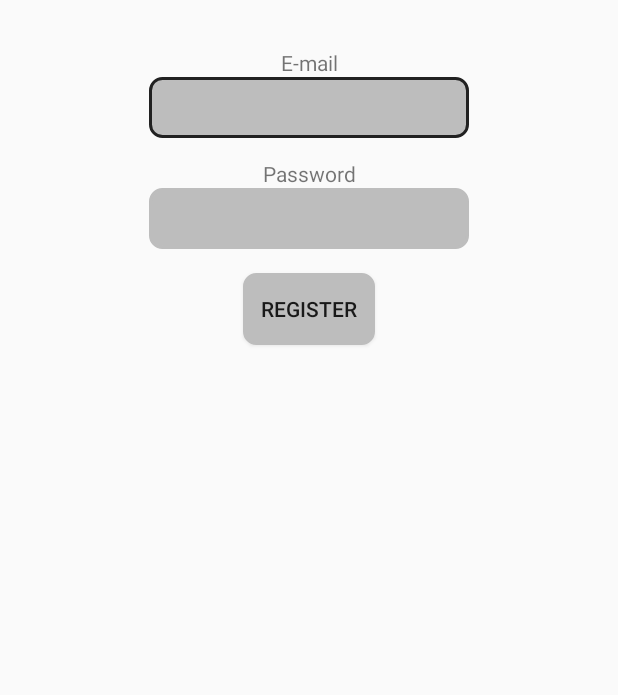
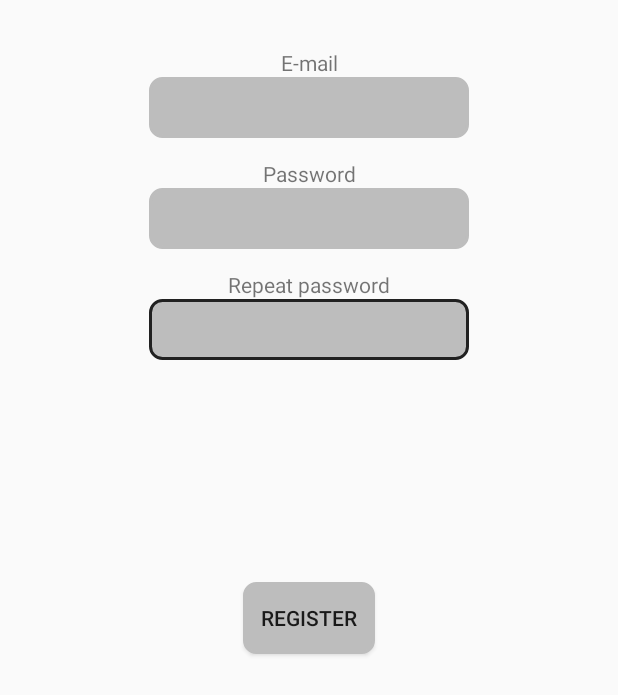
Before and after one commit to pchmielowski/BeerNotepad, an Android app: the RegisterActivity screen opened directly, with no data from a screen before it, on a phone screen of 412 x 824 dp. Shown: the top 695 px of the screen. Run offline under Robolectric (Android 15) with nearby library versions, the phone set to English and light mode, and no system bars; our stand-ins replace ButterKnife; libraries missing offline, so code that uses them is left out: com.jakewharton.rxbinding; 1 statement that could not run was skipped.

Commit message:
User must type two passwords during registration

```diff
--- a/app/src/main/java/net/chmielowski/beer/ui/regiser/RegisterActivity.java
+++ b/app/src/main/java/net/chmielowski/beer/ui/regiser/RegisterActivity.java
@@ -43,6 +43,8 @@ public final class RegisterActivity extends Activity {
         EditText mEmail;
         @BindView(R.id.register_et_password)
         EditText mPassword;
+        @BindView(R.id.register_et_password_rep)
+        EditText mPasswordRep;
 
         BasicRegisterView(
                 final RegisterActivity activity) {
@@ -66,6 +68,11 @@ public final class RegisterActivity extends Activity {
         }
 
         @Override
+        public String passwordRepeated() {
+            return String.valueOf(mPasswordRep.getText());
+        }
+
+        @Override
         public void showError(final String message) {
             Toast.makeText(
                     mActivity.getApplicationContext(), message,
--- a/app/src/main/res/layout/activity_register.xml
+++ b/app/src/main/res/layout/activity_register.xml
@@ -5,16 +5,45 @@
                                              android:layout_height="match_parent">
 
     <TextView
+        android:id="@+id/textView6"
+        android:layout_width="wrap_content"
+        android:layout_height="wrap_content"
+        android:text="Repeat password"
+        tools:layout_constraintRight_creator="1"
+        tools:layout_constraintBottom_creator="1"
+        app:layout_constraintBottom_toTopOf="@+id/register_et_password_rep"
+        app:layout_constraintRight_toRightOf="@+id/register_et_password_rep"
+        tools:layout_constraintLeft_creator="1"
+        app:layout_constraintLeft_toLeftOf="@+id/register_et_password_rep"/>
+
+    <EditText
+        android:id="@+id/register_et_password_rep"
+        android:layout_width="wrap_content"
+        android:layout_height="wrap_content"
+        android:background="@drawable/rounded_rect"
+        android:ems="10"
+        android:inputType="textPassword"
+        android:padding="8dp"
+        tools:layout_constraintTop_creator="1"
+        tools:layout_constraintRight_creator="1"
+        app:layout_constraintRight_toRightOf="@+id/register_et_password"
+        android:layout_marginTop="33dp"
+        app:layout_constraintTop_toBottomOf="@+id/register_et_password"
+        tools:layout_constraintLeft_creator="1"
+        app:layout_constraintLeft_toLeftOf="@+id/register_et_password"/>
+
+    <TextView
         android:id="@+id/register_tv_email"
         android:layout_width="wrap_content"
         android:layout_height="wrap_content"
+        android:text="@string/e_mail"
+        tools:layout_constraintTop_creator="1"
+        tools:layout_constraintRight_creator="1"
+        app:layout_constraintRight_toRightOf="parent"
         android:layout_marginTop="32dp"
-        android:text="@string/e_mail"
+        tools:layout_constraintLeft_creator="1"
         app:layout_constraintLeft_toLeftOf="parent"
-        app:layout_constraintRight_toRightOf="parent"
-        app:layout_constraintTop_toTopOf="parent"
-        tools:layout_constraintLeft_creator="1"
-        tools:layout_constraintRight_creator="1"/>
+        app:layout_constraintTop_toTopOf="parent"/>
 
     <EditText
         android:id="@+id/register_et_email"
@@ -24,52 +53,55 @@
         android:ems="10"
         android:inputType="textEmailAddress"
         android:padding="8dp"
-        app:layout_constraintLeft_toLeftOf="parent"
+        tools:layout_constraintTop_creator="1"
+        tools:layout_constraintRight_creator="1"
         app:layout_constraintRight_toRightOf="parent"
         app:layout_constraintTop_toBottomOf="@+id/register_tv_email"
         tools:layout_constraintLeft_creator="1"
-        tools:layout_constraintRight_creator="1"
-        tools:layout_constraintTop_creator="1"/>
+        app:layout_constraintLeft_toLeftOf="parent"/>
 
     <TextView
         android:id="@+id/register_tv_password"
         android:layout_width="wrap_content"
         android:layout_height="wrap_content"
         android:text="@string/password"
+        tools:layout_constraintRight_creator="1"
+        tools:layout_constraintBottom_creator="1"
         app:layout_constraintBottom_toTopOf="@+id/register_et_password"
-        app:layout_constraintLeft_toLeftOf="parent"
-        app:layout_constraintRight_toRightOf="parent"
-        tools:layout_constraintBottom_creator="1"
+        app:layout_constraintRight_toRightOf="@+id/register_et_password"
         tools:layout_constraintLeft_creator="1"
-        tools:layout_constraintRight_creator="1"/>
+        app:layout_constraintLeft_toLeftOf="@+id/register_et_password"/>
 
     <EditText
         android:id="@+id/register_et_password"
         android:layout_width="wrap_content"
         android:layout_height="wrap_content"
-        android:layout_marginTop="33dp"
         android:background="@drawable/rounded_rect"
         android:ems="10"
         android:inputType="textPassword"
         android:padding="8dp"
-        app:layout_constraintLeft_toLeftOf="@+id/register_et_email"
+        tools:layout_constraintTop_creator="1"
+        tools:layout_constraintRight_creator="1"
+        app:layout_constraintRight_toRightOf="@+id/register_et_email"
+        android:layout_marginTop="33dp"
         app:layout_constraintTop_toBottomOf="@+id/register_et_email"
         tools:layout_constraintLeft_creator="1"
-        tools:layout_constraintTop_creator="1"/>
+        app:layout_constraintLeft_toLeftOf="@+id/register_et_email"/>
 
     <Button
         android:id="@+id/register_bt_register"
         android:layout_width="wrap_content"
         android:layout_height="wrap_content"
-        android:layout_marginTop="16dp"
         android:background="@drawable/rounded_rect"
         android:text="@string/register"
+        tools:layout_constraintTop_creator="1"
+        tools:layout_constraintRight_creator="1"
+        tools:layout_constraintBottom_creator="1"
+        app:layout_constraintBottom_toBottomOf="parent"
+        app:layout_constraintRight_toRightOf="parent"
+        tools:layout_constraintLeft_creator="1"
         app:layout_constraintLeft_toLeftOf="parent"
-        app:layout_constraintRight_toRightOf="parent"
-        app:layout_constraintTop_toBottomOf="@+id/register_et_password"
-        tools:layout_constraintLeft_creator="1"
-        tools:layout_constraintRight_creator="1"
-        tools:layout_constraintTop_creator="1"/>
+        app:layout_constraintTop_toTopOf="parent"/>
 
     <ProgressBar
         android:id="@+id/register_pb_wait"
@@ -79,9 +111,11 @@
         android:indeterminate="true"
         android:visibility="gone"
         app:layout_constraintRight_toLeftOf="parent"
-        app:layout_constraintLeft_toRightOf="parent"
-        app:layout_constraintTop_toBottomOf="parent"
+        tools:layout_constraintTop_creator="1"
+        tools:layout_constraintRight_creator="1"
+        tools:layout_constraintBottom_creator="1"
         app:layout_constraintBottom_toTopOf="parent"
         tools:layout_constraintLeft_creator="1"
-        tools:layout_constraintTop_creator="1"/>
+        app:layout_constraintLeft_toLeftOf="parent"
+        app:layout_constraintTop_toTopOf="parent"/>
 </android.support.constraint.ConstraintLayout>
--- a/lib/src/main/java/net/chmielowski/beer/ui/regiser/RegisterPresenter.java
+++ b/lib/src/main/java/net/chmielowski/beer/ui/regiser/RegisterPresenter.java
@@ -11,6 +11,10 @@ final class RegisterPresenter {
         view.registerButtonClicked().subscribe(new Action1<Void>() {
             @Override
             public void call(final Void aVoid) {
+                if (!view.password().equals(view.passwordRepeated())) {
+                    view.showError("Passwords do not match");
+                    return;
+                }
                 user.register(
                         view.email(),
                         view.password()
--- a/lib/src/main/java/net/chmielowski/beer/ui/regiser/RegisterView.java
+++ b/lib/src/main/java/net/chmielowski/beer/ui/regiser/RegisterView.java
@@ -9,5 +9,7 @@ interface RegisterView {
 
     String password();
 
+    String passwordRepeated();
+
     void showError(String message);
 }
```
Also changed, not shown: 1 other file.
